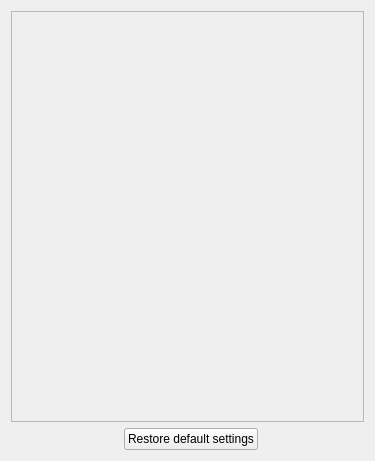
jkbz64/AYAYA, file AYAYA/settingswidget.ui: the form before one commit.
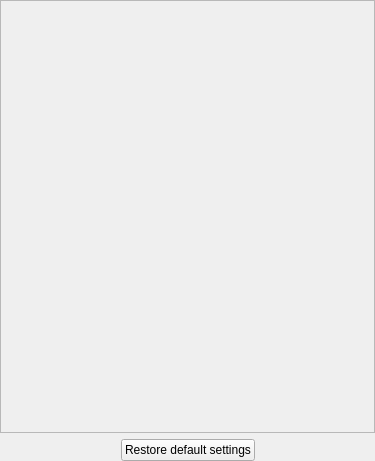
The form after the commit.

Diff of the .ui file:
```diff
--- a/AYAYA/settingswidget.ui
+++ b/AYAYA/settingswidget.ui
@@ -38,6 +38,21 @@
    <string>Form</string>
   </property>
   <layout class="QGridLayout" name="gridLayout">
+   <property name="leftMargin">
+    <number>0</number>
+   </property>
+   <property name="topMargin">
+    <number>0</number>
+   </property>
+   <property name="rightMargin">
+    <number>0</number>
+   </property>
+   <property name="bottomMargin">
+    <number>0</number>
+   </property>
+   <property name="horizontalSpacing">
+    <number>0</number>
+   </property>
    <item row="1" column="3">
     <spacer name="m_spacer">
      <property name="orientation">
@@ -87,8 +102,8 @@
        <rect>
         <x>0</x>
         <y>0</y>
-        <width>355</width>
-        <height>407</height>
+        <width>373</width>
+        <height>425</height>
        </rect>
       </property>
       <layout class="QVBoxLayout" name="verticalLayout"/>
```
